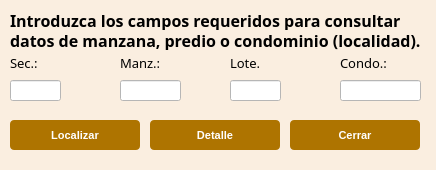
Before: the Qt Designer form funciones/busquedas/busqueda_catastral/busqueda_Catastral_dialog_base.ui in gerardoros/CartograficoQgisPlugin, drawn with Qt 5.
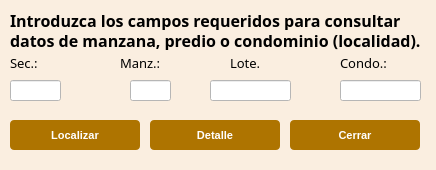
After: the same form once the commit is applied.

What changed in the file:
```diff
--- a/funciones/busquedas/busqueda_catastral/busqueda_Catastral_dialog_base.ui
+++ b/funciones/busquedas/busqueda_catastral/busqueda_Catastral_dialog_base.ui
@@ -232,9 +232,9 @@
   <widget class="QLineEdit" name="leManz">
    <property name="geometry">
     <rect>
-     <x>120</x>
+     <x>130</x>
      <y>80</y>
-     <width>61</width>
+     <width>41</width>
      <height>21</height>
     </rect>
    </property>
@@ -259,9 +259,9 @@
   <widget class="QLineEdit" name="leLote">
    <property name="geometry">
     <rect>
-     <x>230</x>
+     <x>210</x>
      <y>80</y>
-     <width>51</width>
+     <width>81</width>
      <height>21</height>
     </rect>
    </property>
```
Left out of the diff: 15 changed lines with no effect on the pictures.
